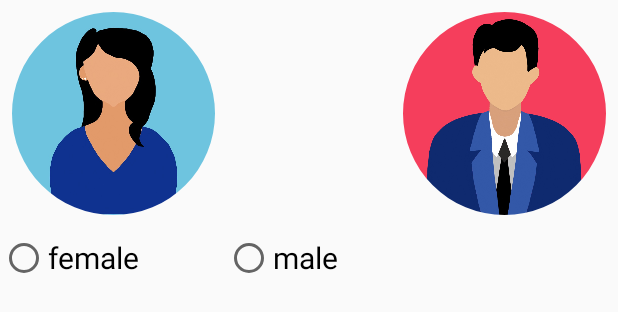
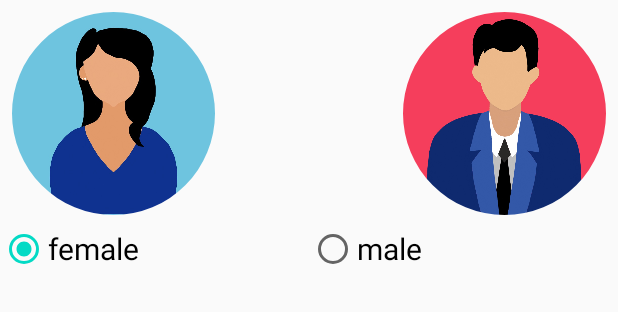
Before and after one commit to PavlaManova/ScratchCard_App, an Android app: the layout gender_dialog.xml on its own in the app's theme, with its tools: preview values and no code run, on a phone screen of 412 x 824 dp. Shown: the top 312 px of the screen. Run offline under Robolectric (Android 15) with nearby library versions, the phone set to English and light mode, and no system bars.

Commit message:
centered items in grid view

```diff
--- a/app/src/main/res/layout/gender_dialog.xml
+++ b/app/src/main/res/layout/gender_dialog.xml
@@ -1,8 +1,9 @@
 <?xml version="1.0" encoding="utf-8"?>
 <RelativeLayout xmlns:android="http://schemas.android.com/apk/res/android"
-    android:layout_width="match_parent"
+    android:layout_width="fill_parent"
     android:layout_height="match_parent"
     xmlns:app="http://schemas.android.com/apk/res-auto">
+
 
     <com.google.android.material.imageview.ShapeableImageView
         android:id="@+id/femaleImage"
@@ -12,7 +13,8 @@
         android:layout_marginLeft="8dp"
         android:scaleType="centerCrop"
         app:shapeAppearanceOverlay="@style/Circular"
-        app:srcCompat="@drawable/owner_image_female"/>
+        app:srcCompat="@drawable/owner_image_female"
+        android:layout_weight="1"/>
 
     <com.google.android.material.imageview.ShapeableImageView
         android:id="@+id/maleImage"
@@ -21,32 +23,36 @@
         android:layout_marginTop="8dp"
         android:layout_marginRight="8dp"
         android:scaleType="centerCrop"
+
         app:shapeAppearanceOverlay="@style/Circular"
         app:srcCompat="@drawable/owner_image_male"
         android:layout_alignParentRight="true"/>
 
 
     <RadioGroup
-        android:layout_width="match_parent"
-        android:layout_height="wrap_content"
-        android:orientation="horizontal">
+        android:layout_width="fill_parent"
+        android:layout_height="40dp"
+        android:orientation="horizontal"
+        android:gravity="left"
+        android:layout_marginTop="150dp">
 
         <RadioButton
             android:id="@+id/femaleRadioButton"
             android:layout_width="150dp"
             android:layout_height="wrap_content"
-                 android:layout_marginTop="156dp"
+            android:checked="true"
+            android:text="female"
             android:textSize="20sp"
-                 android:text="female" />
+            android:layout_weight="1"/>
 
         <RadioButton
             android:id="@+id/maleRadioButton"
             android:layout_width="150dp"
             android:layout_height="wrap_content"
-                 android:layout_marginTop="156dp"
+            android:layout_alignParentRight="true"
+            android:text="male"
             android:textSize="20sp"
-                  android:layout_alignParentRight="true"
-                  android:text="male" />
+            android:layout_weight="1"/>
 
     </RadioGroup>
 
--- a/app/src/main/res/layout/row_item.xml
+++ b/app/src/main/res/layout/row_item.xml
@@ -14,6 +14,7 @@
         android:layout_marginRight="3dp"
         android:layout_marginLeft="3dp"
         android:scaleType="centerCrop"
+        android:layout_gravity="center"
         app:shapeAppearanceOverlay="@style/RoundSquare"/>
 
 
@@ -24,6 +25,7 @@
         android:gravity="center"
         android:text="Movies Names"
         android:textSize="11sp"
+        android:layout_gravity="center"
         android:layout_marginTop="5dp"
         android:textColor="#1B2938"/>
 </LinearLayout>
```
Lines whose indentation alone changed are shown as unchanged.
